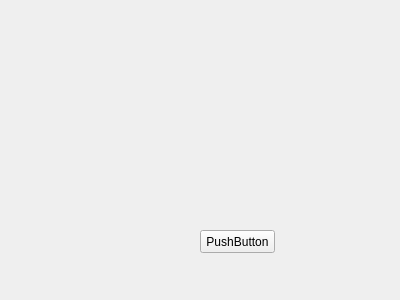
The window that 2.ui (nickas101/LTA_results) describes before a commit, drawn with Qt 5.
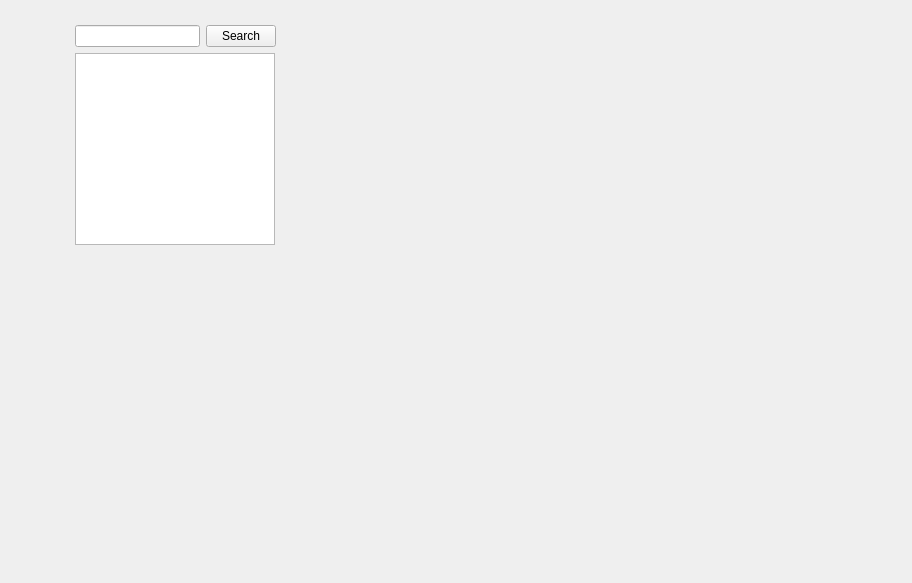
The same window after the commit.

Commit message: Better UI draft

Diff of the .ui file:
```diff
--- a/2.ui
+++ b/2.ui
@@ -6,35 +6,140 @@
    <rect>
     <x>0</x>
     <y>0</y>
-    <width>400</width>
-    <height>300</height>
+    <width>912</width>
+    <height>583</height>
    </rect>
   </property>
   <property name="windowTitle">
    <string>Form</string>
   </property>
-  <widget class="QWidget" name="plot1" native="true">
+  <widget class="QWidget" name="horizontalLayoutWidget">
    <property name="geometry">
     <rect>
-     <x>200</x>
-     <y>30</y>
-     <width>120</width>
-     <height>80</height>
+     <x>70</x>
+     <y>20</y>
+     <width>721</width>
+     <height>381</height>
     </rect>
    </property>
-  </widget>
-  <widget class="QPushButton" name="pushButton">
-   <property name="geometry">
-    <rect>
-     <x>200</x>
-     <y>230</y>
-     <width>75</width>
-     <height>23</height>
-    </rect>
-   </property>
-   <property name="text">
-    <string>PushButton</string>
-   </property>
+   <layout class="QHBoxLayout" name="horizontalLayout_3">
+    <item>
+     <layout class="QVBoxLayout" name="verticalLayout_6"/>
+    </item>
+    <item>
+     <layout class="QVBoxLayout" name="verticalLayout_7">
+      <property name="leftMargin">
+       <number>5</number>
+      </property>
+      <property name="topMargin">
+       <number>5</number>
+      </property>
+      <property name="rightMargin">
+       <number>10</number>
+      </property>
+      <property name="bottomMargin">
+       <number>5</number>
+      </property>
+      <item>
+       <layout class="QHBoxLayout" name="horizontalLayout">
+        <item>
+         <widget class="QLineEdit" name="lineEdit">
+          <property name="minimumSize">
+           <size>
+            <width>125</width>
+            <height>0</height>
+           </size>
+          </property>
+          <property name="maximumSize">
+           <size>
+            <width>125</width>
+            <height>16777215</height>
+           </size>
+          </property>
+         </widget>
+        </item>
+        <item>
+         <widget class="QPushButton" name="pushButton_2">
+          <property name="minimumSize">
+           <size>
+            <width>70</width>
+            <height>0</height>
+           </size>
+          </property>
+          <property name="maximumSize">
+           <size>
+            <width>70</width>
+            <height>16777215</height>
+           </size>
+          </property>
+          <property name="text">
+           <string>Search</string>
+          </property>
+         </widget>
+        </item>
+       </layout>
+      </item>
+      <item>
+       <widget class="QListWidget" name="listWidget">
+        <property name="minimumSize">
+         <size>
+          <width>200</width>
+          <height>0</height>
+         </size>
+        </property>
+        <property name="maximumSize">
+         <size>
+          <width>200</width>
+          <height>16777215</height>
+         </size>
+        </property>
+       </widget>
+      </item>
+      <item>
+       <spacer name="verticalSpacer">
+        <property name="orientation">
+         <enum>Qt::Vertical</enum>
+        </property>
+        <property name="sizeHint" stdset="0">
+         <size>
+          <width>20</width>
+          <height>40</height>
+         </size>
+        </property>
+       </spacer>
+      </item>
+     </layout>
+    </item>
+    <item>
+     <layout class="QVBoxLayout" name="verticalLayout_5">
+      <item>
+       <widget class="QWidget" name="plot1" native="true">
+        <property name="sizePolicy">
+         <sizepolicy hsizetype="Expanding" vsizetype="Expanding">
+          <horstretch>0</horstretch>
+          <verstretch>0</verstretch>
+         </sizepolicy>
+        </property>
+        <property name="minimumSize">
+         <size>
+          <width>50</width>
+          <height>50</height>
+         </size>
+        </property>
+        <property name="maximumSize">
+         <size>
+          <width>2400</width>
+          <height>1200</height>
+         </size>
+        </property>
+        <property name="autoFillBackground">
+         <bool>false</bool>
+        </property>
+       </widget>
+      </item>
+     </layout>
+    </item>
+   </layout>
   </widget>
  </widget>
  <resources/>
```
Left out of the diff: 4 changed lines with no effect on the pictures.
